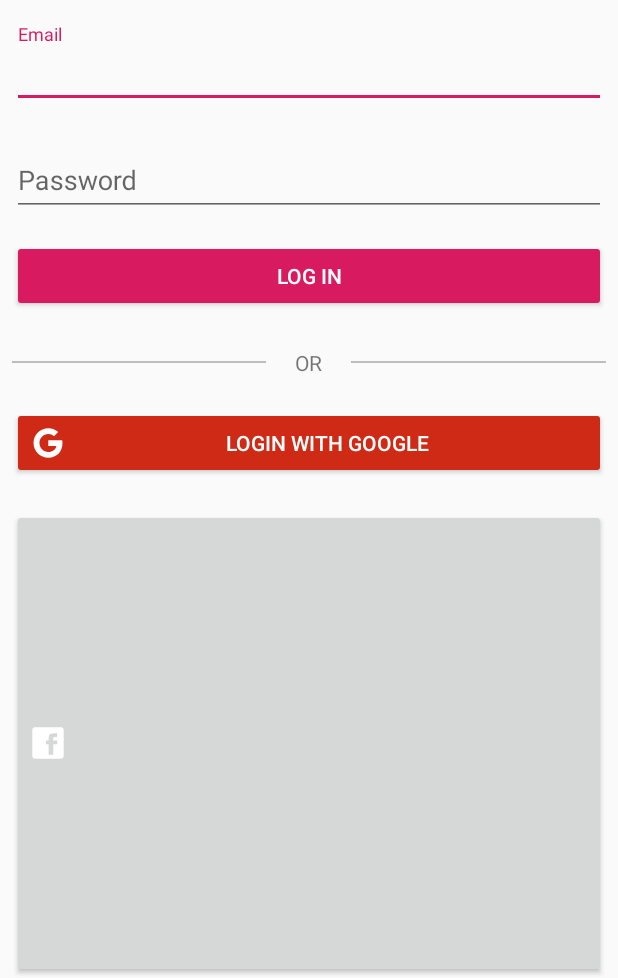
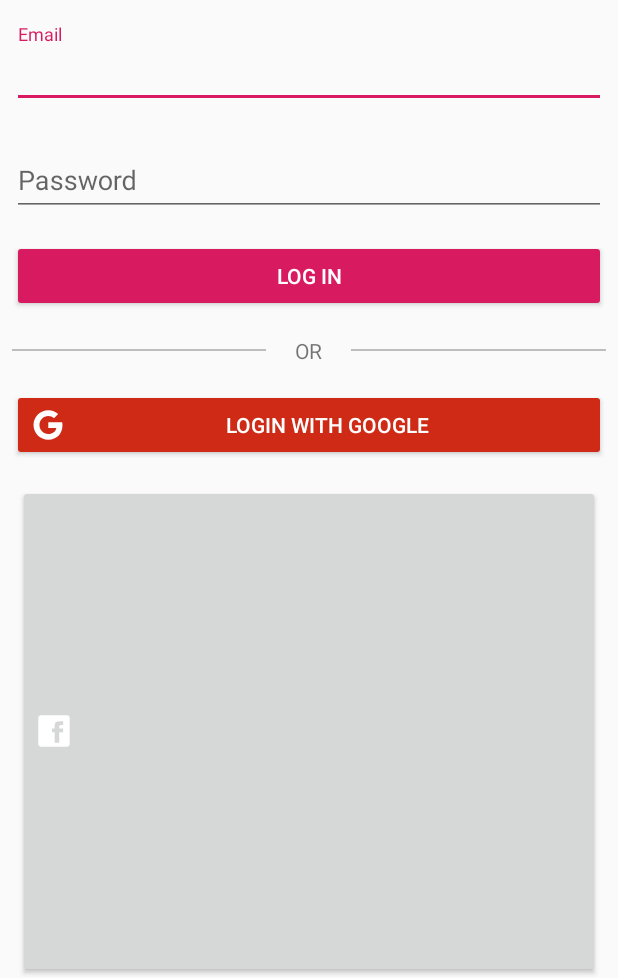
Before and after one commit to Mobile02-DH/NoticiaApp, an Android app: the LoginActivity screen opened directly, with no data from a screen before it, on a phone screen of 412 x 824 dp, the part 258-1236 px from its top. Run offline under Robolectric (Android 15) with nearby library versions, the phone set to English and light mode, and no system bars; our stand-ins replace Firebase (no records; nobody signed in at launch, a user with empty details on screens opened directly), Picasso; libraries missing offline, so code that uses them is left out: com.facebook, com.facebook.login; plain views replace LoginButton; pictures from the network do not load; 5 statements that could not run were skipped.

Commit message:
ajuste botão facebook

```diff
--- a/ConnectNews/app/src/main/AndroidManifest.xml
+++ b/ConnectNews/app/src/main/AndroidManifest.xml
@@ -22,8 +22,8 @@
         </activity>
 
         <meta-data
-            android:name="com.facebook.sdk.ApplicationId"
-            android:value="@string/facebook_app_id" />
+        android:name="com.facebook.sdk.ApplicationId"
+        android:value="@string/facebook_app_id" />
 
         <activity
             android:name=".HomeActivity"
--- a/ConnectNews/app/src/main/res/layout/activity_login.xml
+++ b/ConnectNews/app/src/main/res/layout/activity_login.xml
@@ -54,7 +54,7 @@
     <LinearLayout
         android:layout_width="match_parent"
         android:layout_height="wrap_content"
-        android:layout_marginTop="24dp"
+        android:layout_marginTop="16dp"
         android:orientation="horizontal">
 
         <View
@@ -84,7 +84,7 @@
         style="@style/Widget.AppCompat.Button.Colored"
         android:layout_width="match_parent"
         android:layout_height="wrap_content"
-        android:layout_marginTop="20dp"
+        android:layout_marginTop="16dp"
         android:drawableStart="@drawable/ic_google"
         android:drawableLeft="@drawable/ic_google"
         android:text="login with google"
@@ -94,16 +94,20 @@
         android:id="@+id/login_button_fb"
         android:layout_width="match_parent"
         android:layout_height="match_parent"
-        android:layout_marginTop="20dp"
+        android:layout_marginStart="4dp"
+        android:layout_marginTop="16dp"
+        android:layout_marginEnd="4dp"
         android:drawableStart="@drawable/ic_facebook"
         android:drawableLeft="@drawable/ic_facebook"
+        android:paddingTop="10dp"
+        android:paddingBottom="10dp"
         android:textAllCaps="true" />
 
     <TextView
         android:id="@+id/textview_register_now"
         android:layout_width="match_parent"
         android:layout_height="wrap_content"
-        android:layout_marginTop="20dp"
+        android:layout_marginTop="16dp"
         android:gravity="end"
         android:text="register now"
         android:textAllCaps="true" />
```
